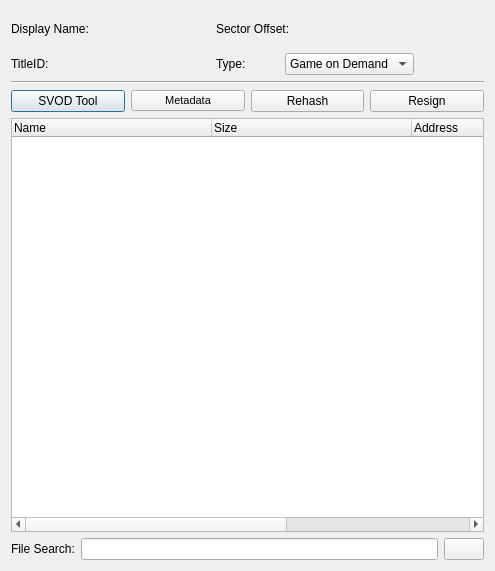
Above: Velocity/svoddialog.ui from hetelek/Velocity before the change. Below: the same form after it.
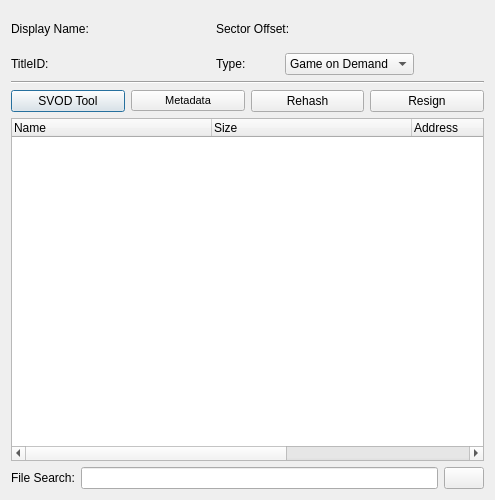
That is the form after the change. Icons and pictures are not drawn.

The edit to the form file:
```diff
--- a/Velocity/svoddialog.ui
+++ b/Velocity/svoddialog.ui
@@ -7,13 +7,13 @@
     <x>0</x>
     <y>0</y>
     <width>495</width>
-    <height>571</height>
+    <height>500</height>
    </rect>
   </property>
   <property name="minimumSize">
    <size>
     <width>495</width>
-    <height>404</height>
+    <height>500</height>
    </size>
   </property>
   <property name="windowTitle">
@@ -241,6 +241,9 @@
      <attribute name="headerDefaultSectionSize">
       <number>200</number>
      </attribute>
+     <attribute name="headerStretchLastSection">
+      <bool>true</bool>
+     </attribute>
      <column>
       <property name="text">
        <string>Name</string>
```
Left out of the diff: 2 changed lines with no effect on the pictures.
